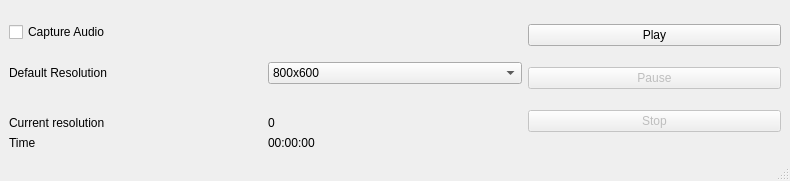
luco5826/screen-recorder, file working-example/RecorderGUI/ui/Recorder.ui: the form before one commit.
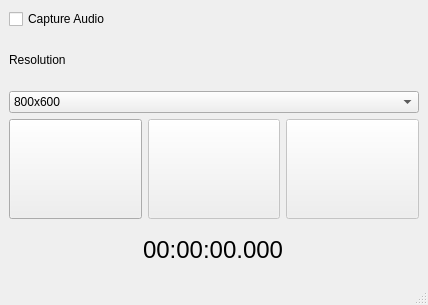
The form after the commit. Icons and pictures are not drawn.

What changed in the file:
```diff
--- a/working-example/RecorderGUI/ui/Recorder.ui
+++ b/working-example/RecorderGUI/ui/Recorder.ui
@@ -6,30 +6,110 @@
    <rect>
     <x>0</x>
     <y>0</y>
-    <width>790</width>
-    <height>181</height>
+    <width>428</width>
+    <height>305</height>
    </rect>
   </property>
   <property name="windowTitle">
    <string>Screen Recorder</string>
   </property>
   <widget class="QWidget" name="centralwidget">
-   <layout class="QGridLayout" name="gridLayout">
-    <item row="6" column="0">
-     <widget class="QLabel" name="label_3">
+   <layout class="QGridLayout" name="gridLayout" columnstretch="0,0,0,0" columnminimumwidth="0,0,0,0">
+    <item row="9" column="1">
+     <layout class="QHBoxLayout" name="horizontalLayout">
+      <property name="sizeConstraint">
+       <enum>QLayout::SetFixedSize</enum>
+      </property>
+      <item>
+       <widget class="QPushButton" name="playButton">
+        <property name="minimumSize">
+         <size>
+          <width>100</width>
+          <height>100</height>
+         </size>
+        </property>
+        <property name="text">
+         <string/>
+        </property>
+        <property name="icon">
+         <iconset resource="../resources.qrc">
+          <normaloff>:/imgs/icons8-record-96.png</normaloff>:/imgs/icons8-record-96.png</iconset>
+        </property>
+        <property name="iconSize">
+         <size>
+          <width>48</width>
+          <height>48</height>
+         </size>
+        </property>
+       </widget>
+      </item>
+      <item>
+       <widget class="QPushButton" name="pauseButton">
+        <property name="enabled">
+         <bool>false</bool>
+        </property>
+        <property name="minimumSize">
+         <size>
+          <width>100</width>
+          <height>100</height>
+         </size>
+        </property>
+        <property name="text">
+         <string/>
+        </property>
+        <property name="icon">
+         <iconset resource="../resources.qrc">
+          <normaloff>:/imgs/icons8-pause-button-48.png</normaloff>:/imgs/icons8-pause-button-48.png</iconset>
+        </property>
+        <property name="iconSize">
+         <size>
+          <width>48</width>
+          <height>48</height>
+         </size>
+        </property>
+       </widget>
+      </item>
+      <item>
+       <widget class="QPushButton" name="stopButton">
+        <property name="enabled">
+         <bool>false</bool>
+        </property>
+        <property name="minimumSize">
+         <size>
+          <width>100</width>
+          <height>100</height>
+         </size>
+        </property>
+        <property name="text">
+         <string/>
+        </property>
+        <property name="icon">
+         <iconset resource="../resources.qrc">
+          <normaloff>:/imgs/icons8-stop-circled-48.png</normaloff>:/imgs/icons8-stop-circled-48.png</iconset>
+        </property>
+        <property name="iconSize">
+         <size>
+          <width>48</width>
+          <height>48</height>
+         </size>
+        </property>
+       </widget>
+      </item>
+     </layout>
+    </item>
+    <item row="10" column="1" alignment="Qt::AlignHCenter">
+     <widget class="QLabel" name="timeLabel">
+      <property name="font">
+       <font>
+        <pointsize>18</pointsize>
+       </font>
+      </property>
       <property name="text">
-       <string>Current resolution</string>
+       <string>00:00:00.000</string>
       </property>
      </widget>
     </item>
     <item row="6" column="1">
-     <widget class="QLabel" name="currentResolution">
-      <property name="text">
-       <string>0</string>
-      </property>
-     </widget>
-    </item>
-    <item row="3" column="1">
      <widget class="QComboBox" name="resolutionComboBox">
       <property name="editable">
        <bool>false</bool>
@@ -56,62 +136,14 @@
       </item>
      </widget>
     </item>
-    <item row="3" column="0">
+    <item row="5" column="1">
      <widget class="QLabel" name="label_2">
       <property name="text">
-       <string>Default Resolution</string>
+       <string>Resolution</string>
       </property>
      </widget>
     </item>
-    <item row="7" column="0">
-     <widget class="QLabel" name="label">
-      <property name="text">
-       <string>Time</string>
-      </property>
-     </widget>
-    </item>
-    <item row="7" column="1">
-     <widget class="QLabel" name="timeLabel">
-      <property name="text">
-       <string>00:00:00</string>
-      </property>
-     </widget>
-    </item>
-    <item row="0" column="3" rowspan="8">
-     <layout class="QVBoxLayout" name="videoControlButtons">
-      <property name="sizeConstraint">
-       <enum>QLayout::SetDefaultConstraint</enum>
-      </property>
-      <item>
-       <widget class="QPushButton" name="playButton">
-        <property name="text">
-         <string>Play</string>
-        </property>
-       </widget>
-      </item>
-      <item>
-       <widget class="QPushButton" name="pauseButton">
-        <property name="enabled">
-         <bool>false</bool>
-        </property>
-        <property name="text">
-         <string>Pause</string>
-        </property>
-       </widget>
-      </item>
-      <item>
-       <widget class="QPushButton" name="stopButton">
-        <property name="enabled">
-         <bool>false</bool>
-        </property>
-        <property name="text">
-         <string>Stop</string>
-        </property>
-       </widget>
-      </item>
-     </layout>
-    </item>
-    <item row="1" column="0">
+    <item row="4" column="1">
      <widget class="QCheckBox" name="captureAudioCheckBox">
       <property name="text">
        <string>Capture Audio</string>
```
Left out of the diff: 8 changed lines with no effect on the pictures.
